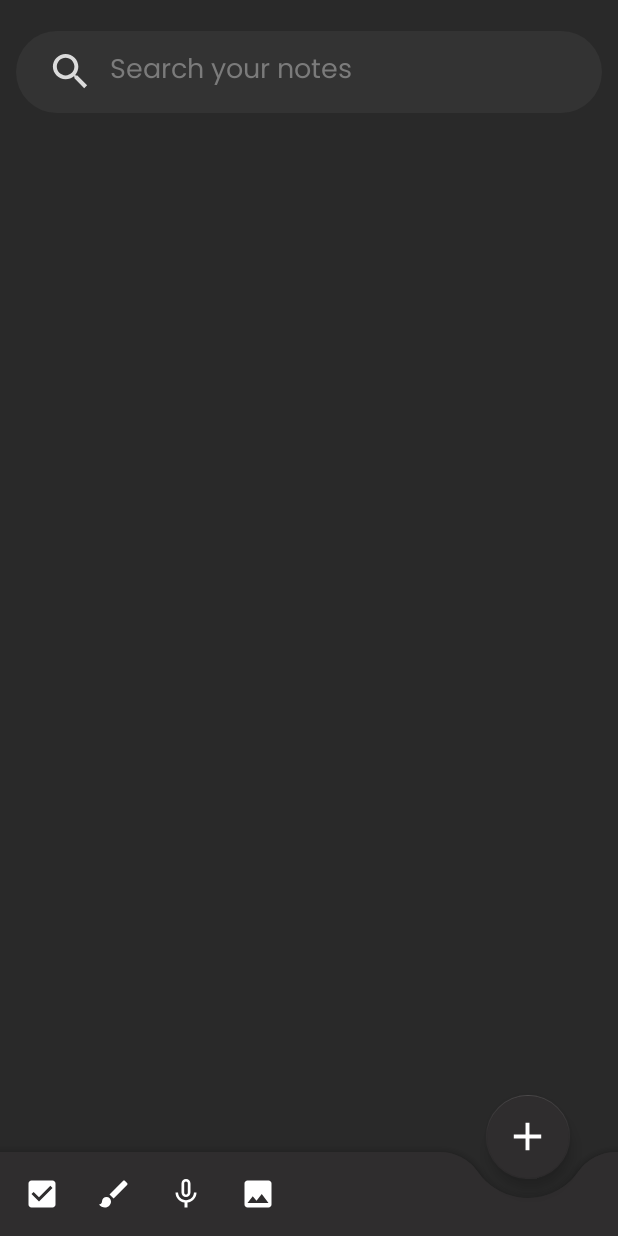
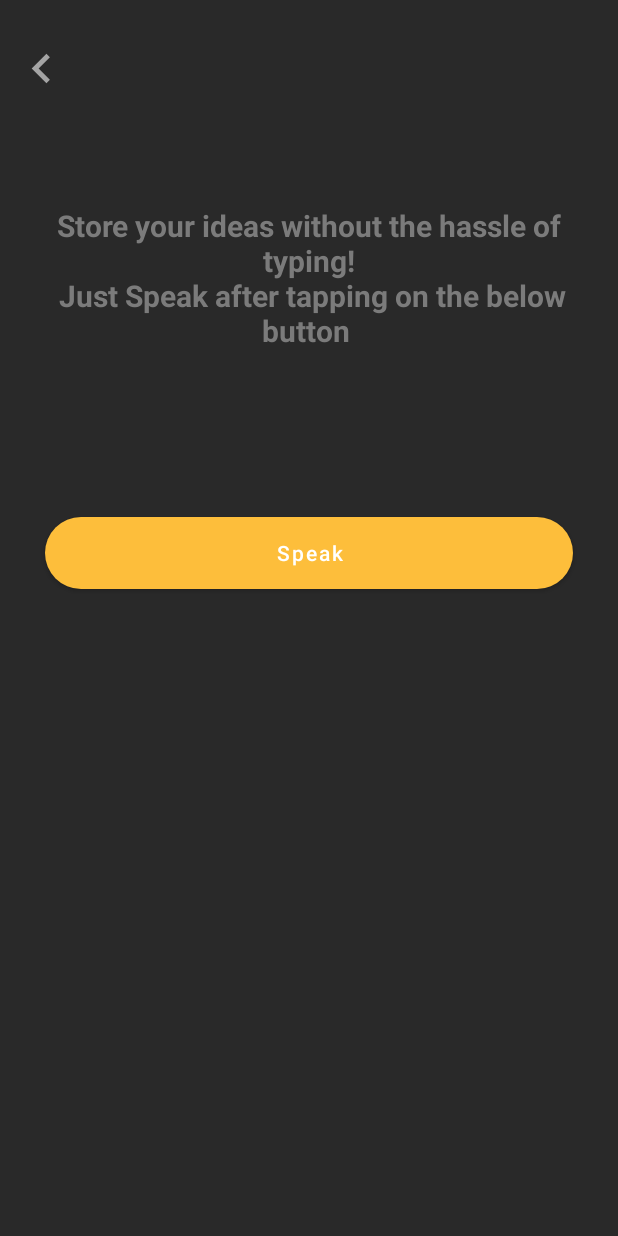
Before and after one commit to shivamchourasia4/notes-android-app, an Android app: the screen it shows after launch (MainActivity before the commit, SpeechActivity after it), after a tap on "Speech", on a phone screen of 412 x 824 dp. Run offline under Robolectric (Android 15) with nearby library versions, the phone set to English and light mode, and no system bars; our stand-ins replace Room's generated code, sdp/ssp sizes; libraries missing offline, so code that uses them is left out: com.makeramen.roundedimageview.

Commit message:
added ml text/speech

```diff
--- a/app/build.gradle
+++ b/app/build.gradle
@@ -59,4 +59,8 @@ dependencies {
 
     // Rounded ImageView
     implementation 'com.makeramen:roundedimageview:2.3.0'
+
+    //Firebase ML
+    implementation 'com.google.firebase:firebase-core:19.0.0'
+    implementation 'com.google.android.gms:play-services-mlkit-text-recognition:16.2.0'
 }
--- a/app/src/main/java/com/cse/smartnotes/activities/MainActivity.java
+++ b/app/src/main/java/com/cse/smartnotes/activities/MainActivity.java
@@ -50,13 +50,26 @@ public class MainActivity extends AppCompatActivity implements NotesListener {
                         StaggeredGridLayoutManager.VERTICAL)
         );
 
-        // Quick Actions Working
+        // Quick Actions checklist
         View quickActions =  findViewById(R.id.layoutQuickActions);
         View nav = quickActions.findViewById(R.id.checkLists);
         nav.setOnClickListener(view -> {
             Toast.makeText(this, "Clicked!!!", Toast.LENGTH_SHORT).show();
         });
 
+        // Quick Actions ML Scanner
+        View textScan = quickActions.findViewById(R.id.imageToText);
+        textScan.setOnClickListener(view -> {
+            Intent i = new Intent(MainActivity.this, ScannerActivity.class);
+            startActivityForResult(new Intent(getApplicationContext(), ScannerActivity.class), REQUEST_CODE_ADD_NOTE);
+        });
+
+        // Quick Actions ML Speech
+        View speechScan = quickActions.findViewById(R.id.speech);
+        speechScan.setOnClickListener(view -> {
+            Intent i = new Intent(MainActivity.this, SpeechActivity.class);
+            startActivityForResult(new Intent(getApplicationContext(), SpeechActivity.class), REQUEST_CODE_ADD_NOTE);
+        });
 
         noteList = new ArrayList<>();
         notesAdapter = new NotesAdapter(noteList, this);
@@ -168,5 +181,4 @@ public class MainActivity extends AppCompatActivity implements NotesListener {
             }
         }
     }
-
 }
--- /dev/null
+++ b/app/src/main/java/com/cse/smartnotes/activities/SpeechActivity.java
@@ -0,0 +1,96 @@
+package com.cse.smartnotes.activities;
+
+import androidx.annotation.Nullable;
+import androidx.appcompat.app.AppCompatActivity;
+
+import android.app.Activity;
+import android.content.ActivityNotFoundException;
+import android.content.Intent;
+import android.os.Bundle;
+import android.speech.RecognizerIntent;
+import android.view.View;
+import android.widget.Button;
+import android.widget.TextView;
+import android.widget.Toast;
+
+import com.cse.smartnotes.R;
+
+import java.util.ArrayList;
+import java.util.Locale;
+
+public class SpeechActivity extends AppCompatActivity {
+
+    protected static final int RESULT_SPEECH = 1;
+    private static final int REQUEST_CODE_SAVE_TEXT_FROM_SPEECH = 41;
+    private TextView opText;
+    private Button sayBtn,saveBtn;
+    View backBtn;
+    private String capturedSpeechText = "";
+    private boolean isDetectable = false;
+
+    @Override
+    protected void onCreate(Bundle savedInstanceState) {
+        super.onCreate(savedInstanceState);
+        setContentView(R.layout.activity_speech);
+
+        opText = findViewById(R.id.speechText);
+
+        sayBtn = findViewById(R.id.sayBtn);
+        saveBtn = findViewById(R.id.saveTextFromSpeech);
+        backBtn = findViewById(R.id.speechBack);
+        sayBtn.setOnClickListener(new View.OnClickListener() {
+            @Override
+            public void onClick(View view) {
+//                Toast.makeText(SpeechActivity.this, "Working!", Toast.LENGTH_SHORT).show();
+                getSpeechResult();
+            }
+        });
+
+        backBtn.setOnClickListener(view -> onBackPressed());
+
+        saveBtn.setOnClickListener(view -> {
+            saveSpeechResult();
+        });
+
+        if(!isDetectable){
+            saveBtn.setVisibility(View.GONE);
+        }
+
+    }
+
+    public void getSpeechResult(){
+
+        Intent intent = new Intent(RecognizerIntent.ACTION_RECOGNIZE_SPEECH);
+        intent.putExtra(RecognizerIntent.EXTRA_LANGUAGE_MODEL, RecognizerIntent.LANGUAGE_MODEL_FREE_FORM);
+        intent.putExtra(RecognizerIntent.EXTRA_LANGUAGE, Locale.getDefault());
+        intent.putExtra(RecognizerIntent.EXTRA_PROMPT, "Hi! Say Something...");
+        try {
+            startActivityForResult(intent, RESULT_SPEECH);
+        }catch (ActivityNotFoundException e){
+            Toast.makeText(SpeechActivity.this, "Something went wrong!", Toast.LENGTH_SHORT).show();
+        }
+    }
+
+    public void saveSpeechResult(){
+        Intent intent = new Intent(SpeechActivity.this, CreateNoteActivity.class);
+        intent.putExtra("capturedForNote", capturedSpeechText);
+        startActivityForResult(intent, REQUEST_CODE_SAVE_TEXT_FROM_SPEECH);
+    }
+
+    @Override
+    protected void onActivityResult(int requestCode, int resultCode, @Nullable Intent data) {
+        super.onActivityResult(requestCode, resultCode, data);
+                if(requestCode == RESULT_SPEECH && resultCode == RESULT_OK && data!=null){
+                    ArrayList<String> result = data.getStringArrayListExtra(RecognizerIntent.EXTRA_RESULTS);
+                    opText.setText(result.get(0));
+                    capturedSpeechText = result.get(0);
+                    isDetectable=true;
+                    saveBtn.setVisibility(View.VISIBLE);
+                }
+                if (requestCode == REQUEST_CODE_SAVE_TEXT_FROM_SPEECH && resultCode == RESULT_OK){
+                    Intent intent = new Intent();
+                    setResult(Activity.RESULT_OK,intent);
+                    finish();
+                }
+    }
+}
--- /dev/null
+++ b/app/src/main/res/layout/activity_speech.xml
@@ -0,0 +1,69 @@
+<?xml version="1.0" encoding="utf-8"?>
+<androidx.constraintlayout.widget.ConstraintLayout xmlns:android="http://schemas.android.com/apk/res/android"
+    xmlns:app="http://schemas.android.com/apk/res-auto"
+    xmlns:tools="http://schemas.android.com/tools"
+    android:layout_width="match_parent"
+    android:layout_height="match_parent"
+    android:background="@color/colorPrimary"
+    tools:context=".activities.SpeechActivity">
+    <ImageView
+        android:id="@+id/speechBack"
+        android:layout_width="@dimen/_30sdp"
+        android:layout_height="@dimen/_30sdp"
+        android:layout_marginStart="@dimen/_6sdp"
+        android:layout_marginTop="@dimen/_20sdp"
+        android:layout_marginEnd="@dimen/_12sdp"
+        android:contentDescription="@string/app_name"
+        android:src="@drawable/ic_back"
+        android:tint="@color/colorIcons"
+        app:layout_constraintStart_toStartOf="parent"
+        app:layout_constraintTop_toTopOf="parent" />
+
+    <TextView
+        android:id="@+id/speechText"
+        android:layout_width="match_parent"
+        android:layout_height="wrap_content"
+        android:layout_margin="20dp"
+        android:text="Store your ideas without the hassle of typing!\n Just Speak after tapping on the below button "
+        android:textAlignment="center"
+        android:textColor="@color/colorTextHint"
+        android:textSize="20sp"
+        android:textStyle="bold"
+        app:layout_constraintBottom_toBottomOf="parent"
+        app:layout_constraintEnd_toEndOf="parent"
+        app:layout_constraintHorizontal_bias="0.05"
+        app:layout_constraintStart_toStartOf="parent"
+        app:layout_constraintTop_toTopOf="parent"
+        app:layout_constraintVertical_bias="0.17" />
+
+    <Button
+        android:id="@+id/sayBtn"
+        android:layout_width="match_parent"
+        android:layout_height="wrap_content"
+        android:layout_margin="30dp"
+        android:background="@drawable/background_search"
+        android:text="Speak"
+        android:textAllCaps="false"
+        app:backgroundTint="@color/colorAccent"
+        app:layout_constraintBottom_toBottomOf="parent"
+        app:layout_constraintEnd_toEndOf="parent"
+        app:layout_constraintHorizontal_bias="0.333"
+        app:layout_constraintStart_toStartOf="parent"
+        app:layout_constraintTop_toBottomOf="@+id/speechText"
+        app:layout_constraintVertical_bias="0.168" />
+
+    <Button
+        android:id="@+id/saveTextFromSpeech"
+        android:layout_width="match_parent"
+        android:layout_height="wrap_content"
+        android:layout_margin="30dp"
+        android:background="@drawable/background_search"
+        android:text="Save Speech As Text"
+        android:textAllCaps="false"
+        app:backgroundTint="@color/green"
+        app:layout_constraintBottom_toBottomOf="parent"
+        app:layout_constraintEnd_toEndOf="parent"
+        app:layout_constraintStart_toStartOf="parent"
+        app:layout_constraintTop_toBottomOf="@+id/sayBtn"
+        app:layout_constraintVertical_bias="0.203" />
+</androidx.constraintlayout.widget.ConstraintLayout>
--- a/app/src/main/res/values/colors.xml
+++ b/app/src/main/res/values/colors.xml
@@ -22,4 +22,5 @@
     <color name="colorNoteColor4">#3A52FC</color>
     <color name="colorNoteColor5">#000000</color>
     <color name="colorSearchBg">#333333</color>
+    <color name="green">#78ca00</color>
 </resources>
--- a/build.gradle
+++ b/build.gradle
@@ -6,6 +6,7 @@ buildscript {
     }
     dependencies {
         classpath "com.android.tools.build:gradle:4.1.1"
+        classpath 'com.google.gms:google-services:4.3.10'
 
         // NOTE: Do not place your application dependencies here; they belong
         // in the individual module build.gradle files
```
Also changed, not shown: app/src/main/AndroidManifest.xml (+10 -0 lines), app/src/main/java/com/cse/smartnotes/activities/CreateNoteActivity.java (+18 -1 lines), app/src/main/java/com/cse/smartnotes/activities/ScannerActivity.java (added, +171 -0 lines), app/src/main/res/layout/activity_scanner.xml (added, +67 -0 lines).
